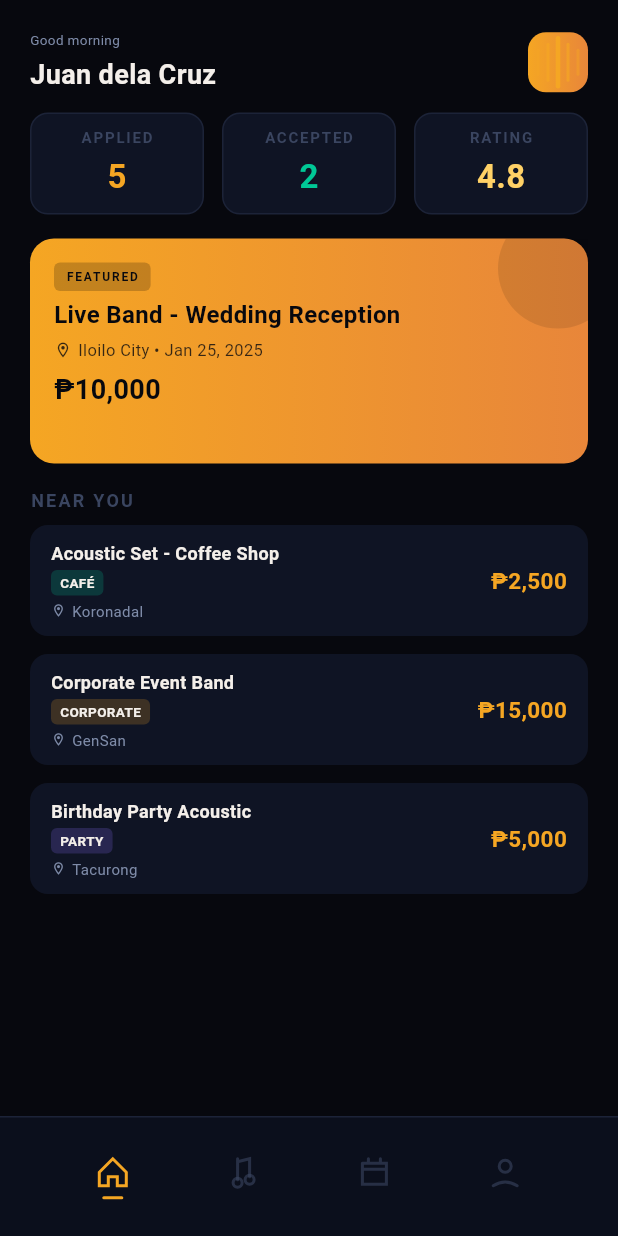
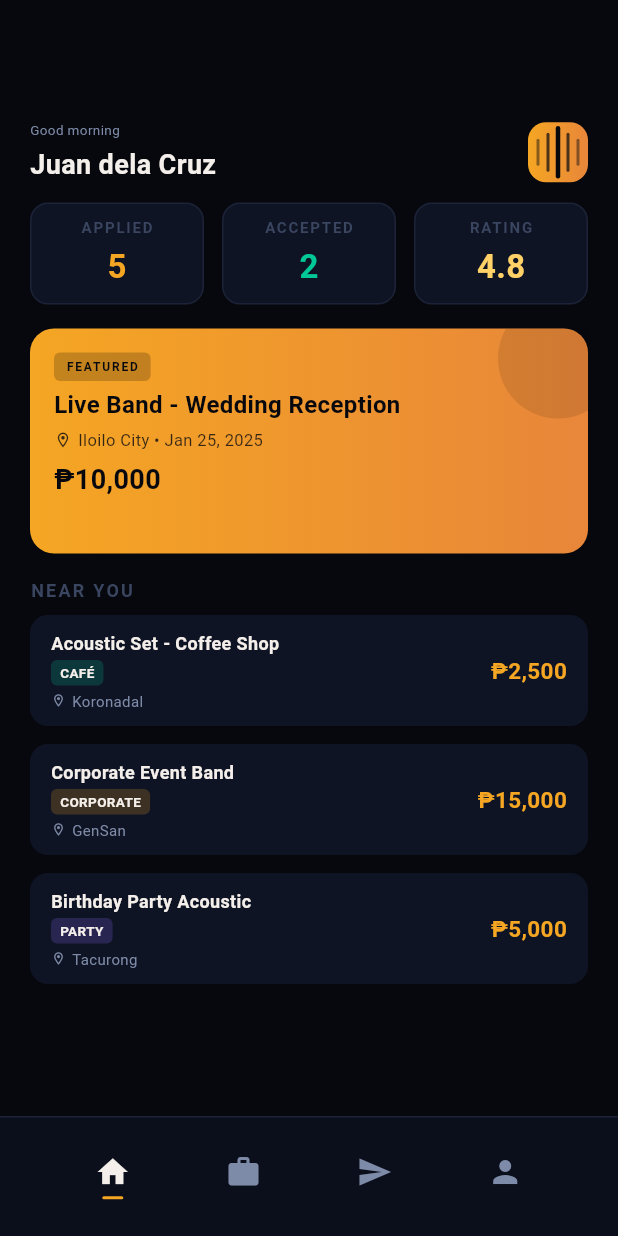
Before and after one commit to Aundori/GigSugo, a Flutter app: the MusicianHomeScreen screen opened by its route, on a phone screen of 412 x 824 dp. Run offline on Flutter 3.47's test engine with Material 3 defaults, Android fonts, the phone set to English and light mode, and no system bars; our stand-ins replace cloud_firestore, firebase_auth, firebase_core, flutter_riverpod, font_awesome_flutter, go_router and 2 more; accounts and stored records are empty; Roboto replaces fonts that are missing (Cormorant Garamond, DM Sans).

Commit message:
Musician Screen #1.3 (fixed the icon at the top right corner of home screen

```diff
--- a/lib/features/home/screens/musician_home_screen.dart
+++ b/lib/features/home/screens/musician_home_screen.dart
@@ -206,7 +206,7 @@ class _MusicianHomeScreenState extends ConsumerState<MusicianHomeScreen> {
           padding: const EdgeInsets.only(
             left: 20.0,
             right: 20.0,
-            top: 20.0,
+            top: 80.0,
             bottom: 100.0,
           ),
           child: Column(
@@ -216,6 +216,7 @@ class _MusicianHomeScreenState extends ConsumerState<MusicianHomeScreen> {
               // Header
               Row(
                 mainAxisAlignment: MainAxisAlignment.spaceBetween,
+                crossAxisAlignment: CrossAxisAlignment.center,
                 children: [
                   Column(
                     crossAxisAlignment: CrossAxisAlignment.start,
@@ -265,7 +266,10 @@ class _MusicianHomeScreenState extends ConsumerState<MusicianHomeScreen> {
                         colors: [AppColors.amber, AppColors.copper],
                       ),
                     ),
-                    child: const GigSugoLogo(size: 24),
+                    child: const GigSugoLogo(
+                      size: 24,
+                      isDarkOnLight: true,
+                    ),
                   ),
                 ],
               ),
@@ -623,25 +627,25 @@ class _BottomNavigationBar extends StatelessWidget {
         mainAxisAlignment: MainAxisAlignment.spaceEvenly,
         children: [
           _NavItem(
-            icon: _HomeIcon(),
+            iconData: Icons.home,
             label: 'Home',
             isActive: true,
             onTap: () {},
           ),
           _NavItem(
-            icon: _GigsIcon(),
+            iconData: Icons.work,
             label: 'Gigs',
             isActive: false,
             onTap: () => context.go('/gigs'),
           ),
           _NavItem(
-            icon: _AppliedIcon(),
+            iconData: Icons.send,
             label: 'Applied',
             isActive: false,
             onTap: () => context.go('/applications'),
           ),
           _NavItem(
-            icon: _ProfileIcon(),
+            iconData: Icons.person,
             label: 'Profile',
             isActive: false,
             onTap: () => context.go('/profile'),
@@ -653,13 +657,13 @@ class _BottomNavigationBar extends StatelessWidget {
 }
 
 class _NavItem extends StatelessWidget {
-  final Widget icon;
+  final IconData iconData;
   final String label;
   final bool isActive;
   final VoidCallback onTap;
 
   const _NavItem({
-    required this.icon,
+    required this.iconData,
     required this.label,
     required this.isActive,
     required this.onTap,
@@ -672,7 +676,11 @@ class _NavItem extends StatelessWidget {
       child: Column(
         mainAxisAlignment: MainAxisAlignment.center,
         children: [
-          icon,
+          Icon(
+            iconData,
+            size: 24,
+            color: isActive ? AppColors.text : AppColors.sub,
+          ),
           const SizedBox(height: 4),
           Container(
             width: 14,
```
